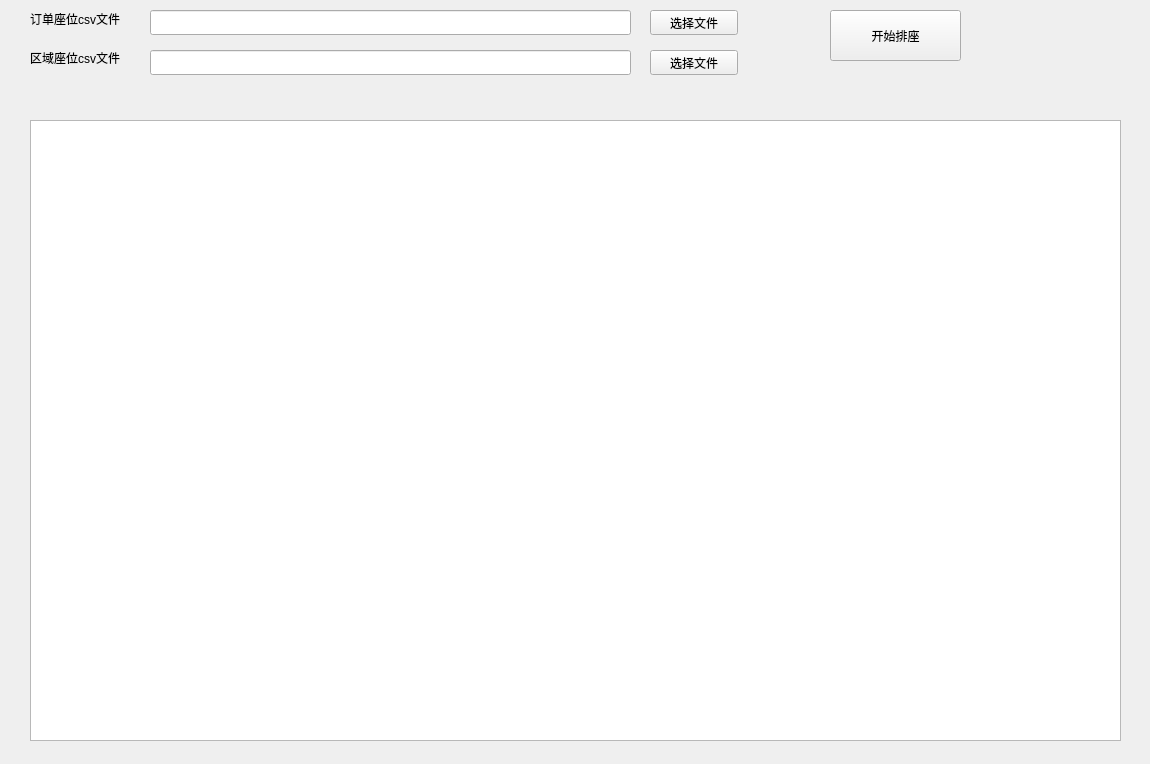
youngqqcn/fatopia-site, file fantopia.ui: the form before one commit.
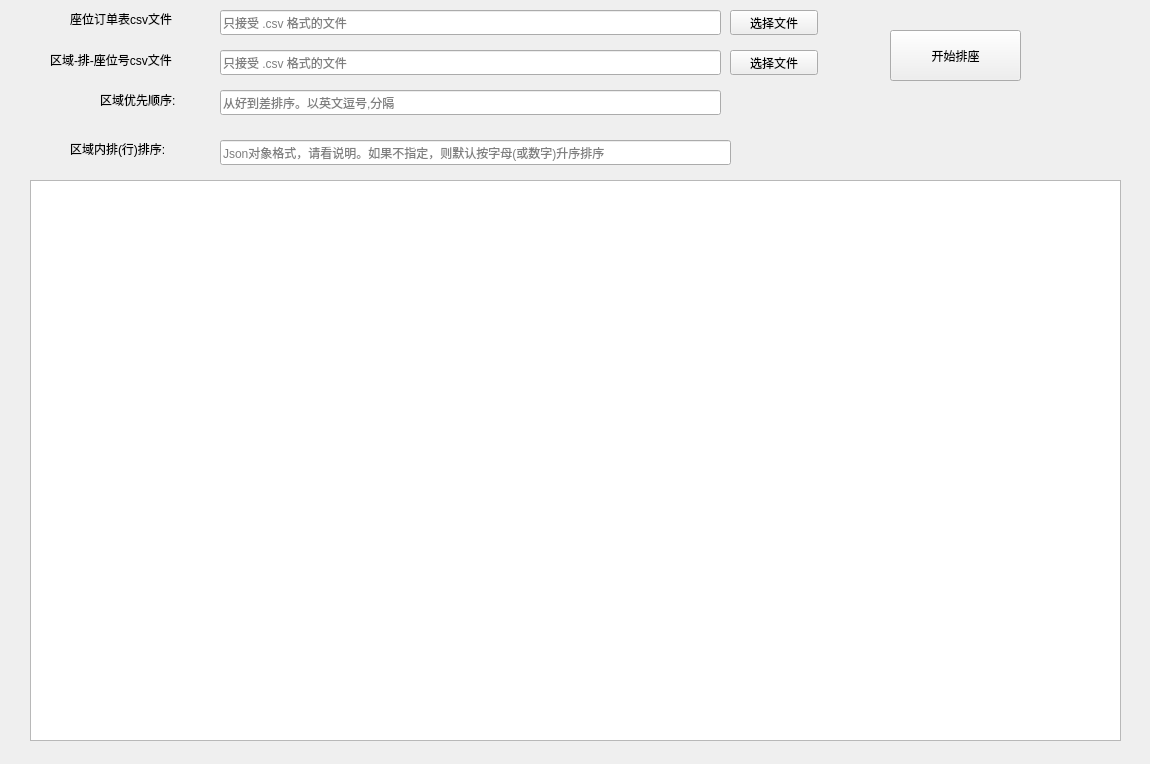
The form after the commit. Custom widgets are drawn as their Qt base class.

Patch:
```diff
--- a/fantopia.ui
+++ b/fantopia.ui
@@ -16,7 +16,7 @@
   <widget class="QPushButton" name="btnOpenOrdersFile">
    <property name="geometry">
     <rect>
-     <x>650</x>
+     <x>730</x>
      <y>10</y>
      <width>88</width>
      <height>25</height>
@@ -29,56 +29,62 @@
   <widget class="QLineEdit" name="leOrdersFilePath">
    <property name="geometry">
     <rect>
-     <x>150</x>
+     <x>220</x>
      <y>10</y>
-     <width>481</width>
+     <width>501</width>
      <height>25</height>
     </rect>
    </property>
    <property name="readOnly">
     <bool>true</bool>
    </property>
+   <property name="placeholderText">
+    <string>只接受 .csv 格式的文件</string>
+   </property>
   </widget>
   <widget class="QLabel" name="label">
    <property name="geometry">
     <rect>
-     <x>30</x>
+     <x>70</x>
      <y>10</y>
-     <width>111</width>
+     <width>141</width>
      <height>17</height>
     </rect>
    </property>
    <property name="text">
-    <string>订单座位csv文件</string>
+    <string>座位订单表csv文件</string>
    </property>
   </widget>
   <widget class="QLabel" name="label_2">
    <property name="geometry">
     <rect>
-     <x>30</x>
+     <x>50</x>
      <y>50</y>
-     <width>121</width>
-     <height>16</height>
+     <width>161</width>
+     <height>20</height>
     </rect>
    </property>
    <property name="text">
-    <string>区域座位csv文件</string>
+    <string>区域-排-座位号csv文件</string>
    </property>
   </widget>
   <widget class="QLineEdit" name="leAreaSeatsFilePath">
    <property name="geometry">
     <rect>
-     <x>150</x>
+     <x>220</x>
      <y>50</y>
-     <width>481</width>
+     <width>501</width>
      <height>25</height>
     </rect>
    </property>
+   <property name="placeholderText">
+    <string>只接受 .csv 格式的文件</string>
+   </property>
   </widget>
   <widget class="QPushButton" name="btnOpenAreaSeatsFile">
    <property name="geometry">
     <rect>
-     <x>650</x>
+     <x>730</x>
      <y>50</y>
      <width>88</width>
      <height>25</height>
@@ -91,8 +97,8 @@
   <widget class="QPushButton" name="btnStartArrangeSeats">
    <property name="geometry">
     <rect>
-     <x>830</x>
-     <y>10</y>
+     <x>890</x>
+     <y>30</y>
      <width>131</width>
      <height>51</height>
     </rect>
@@ -105,12 +111,64 @@
    <property name="geometry">
     <rect>
      <x>30</x>
-     <y>120</y>
+     <y>180</y>
      <width>1091</width>
-     <height>621</height>
+     <height>561</height>
     </rect>
    </property>
   </widget>
+  <widget class="QLabel" name="label_3">
+   <property name="geometry">
+    <rect>
+     <x>100</x>
+     <y>90</y>
+     <width>101</width>
+     <height>20</height>
+    </rect>
+   </property>
+   <property name="text">
+    <string>区域优先顺序:</string>
+   </property>
+  </widget>
+  <widget class="QLineEdit" name="lineEdit">
+   <property name="geometry">
+    <rect>
+     <x>220</x>
+     <y>90</y>
+     <width>501</width>
+     <height>25</height>
+    </rect>
+   </property>
+   <property name="placeholderText">
+    <string>从好到差排序。以英文逗号,分隔</string>
+   </property>
+  </widget>
+  <widget class="QLineEdit" name="lineEdit_2">
+   <property name="geometry">
+    <rect>
+     <x>220</x>
+     <y>140</y>
+     <width>511</width>
+     <height>25</height>
+    </rect>
+   </property>
+   <property name="placeholderText">
+    <string>Json对象格式，请看说明。如果不指定，则默认按字母(或数字)升序排序</string>
+   </property>
+  </widget>
+  <widget class="QLabel" name="label_4">
+   <property name="geometry">
+    <rect>
+     <x>70</x>
+     <y>140</y>
+     <width>141</width>
+     <height>17</height>
+    </rect>
+   </property>
+   <property name="text">
+    <string>区域内排(行)排序:</string>
+   </property>
+  </widget>
  </widget>
  <customwidgets>
   <customwidget>
```
